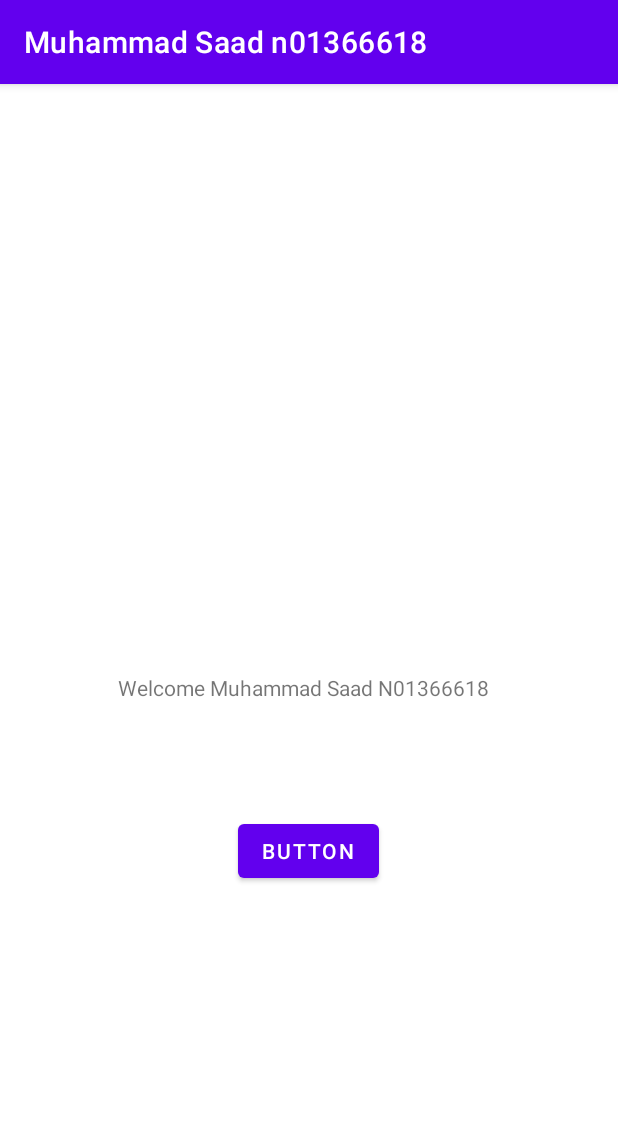
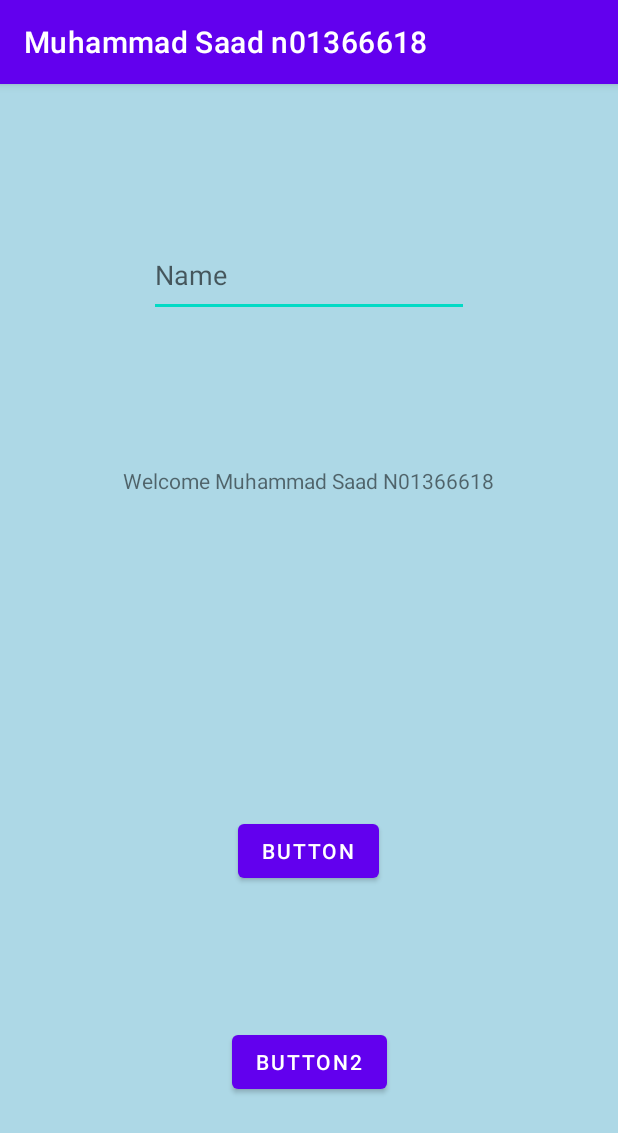
Before and after one commit to MuhammadSaad6618/MuhammadSaadAssign1, an Android app: the screen it shows after launch (MuhammadActivity), on a phone screen of 412 x 824 dp. Shown: the top 1133 px of the screen. Run offline under Robolectric (Android 15) with nearby library versions, the light colour scheme and no system bars.

Commit message:
At this point I have completed my main activity with all the specifications and added comments in xml files and java files of my name and student#.

```diff
--- a/Muhammadlab11/src/main/res/layout/activity_main.xml
+++ b/Muhammadlab11/src/main/res/layout/activity_main.xml
@@ -1,10 +1,15 @@
 <?xml version="1.0" encoding="utf-8"?>
+<!--Name: Muhammad Saad
+    Course: CENg258-RNA -->
 <androidx.constraintlayout.widget.ConstraintLayout xmlns:android="http://schemas.android.com/apk/res/android"
     xmlns:app="http://schemas.android.com/apk/res-auto"
     xmlns:tools="http://schemas.android.com/tools"
     android:layout_width="match_parent"
     android:layout_height="match_parent"
-    tools:context=".MuhammadActivity">
+    tools:context=".MuhammadActivity"
+    android:id="@+id/MuhammadLayout"
+    android:background="#add8e6	 ">
+
 
     <TextView
         android:id="@+id/MuhammadTV"
@@ -13,16 +18,17 @@
         android:layout_marginBottom="356dp"
         android:text="@string/tv_label"
         app:layout_constraintBottom_toBottomOf="parent"
-        app:layout_constraintHorizontal_bias="0.476"
+        app:layout_constraintHorizontal_bias="0.496"
         app:layout_constraintLeft_toLeftOf="parent"
         app:layout_constraintRight_toRightOf="parent"
         app:layout_constraintTop_toTopOf="parent"
-        app:layout_constraintVertical_bias="1.0" />
+        app:layout_constraintVertical_bias="0.648" />
 
     <Button
-        android:id="@+id/button"
+        android:id="@+id/MuhammadButton"
         android:layout_width="wrap_content"
         android:layout_height="wrap_content"
+        android:onClick="myToastMsg"
         android:text="@string/btn_main"
         app:layout_constraintBottom_toBottomOf="parent"
         app:layout_constraintEnd_toEndOf="parent"
@@ -31,4 +37,28 @@
         app:layout_constraintTop_toTopOf="parent"
         app:layout_constraintVertical_bias="0.677" />
 
+    <EditText
+        android:id="@+id/MuhammadET"
+        android:layout_width="213dp"
+        android:layout_height="55dp"
+        android:ems="10"
+        android:inputType="textPersonName"
+        android:hint="@string/Et"
+        app:layout_constraintBottom_toTopOf="@+id/MuhammadTV"
+        app:layout_constraintEnd_toEndOf="parent"
+        app:layout_constraintStart_toStartOf="parent"
+        app:layout_constraintTop_toTopOf="parent" />
+
+    <Button
+        android:id="@+id/MuhammadButton2"
+        android:layout_width="wrap_content"
+        android:layout_height="wrap_content"
+        android:onClick="mySnack"
+        android:text="@string/btn2"
+        app:layout_constraintBottom_toBottomOf="parent"
+        app:layout_constraintEnd_toEndOf="parent"
+        app:layout_constraintStart_toStartOf="parent"
+        app:layout_constraintTop_toBottomOf="@+id/MuhammadButton" />
+
+
 </androidx.constraintlayout.widget.ConstraintLayout>
--- a/Muhammadlab11/src/main/res/layout/activity_saad.xml
+++ b/Muhammadlab11/src/main/res/layout/activity_saad.xml
@@ -1,9 +1,12 @@
 <?xml version="1.0" encoding="utf-8"?>
+<!--Name: Muhammad Saad
+    Course: CENg258-RNA -->
 <androidx.constraintlayout.widget.ConstraintLayout xmlns:android="http://schemas.android.com/apk/res/android"
     xmlns:app="http://schemas.android.com/apk/res-auto"
     xmlns:tools="http://schemas.android.com/tools"
     android:layout_width="match_parent"
     android:layout_height="match_parent"
-    tools:context=".SaadActivity">
+    tools:context=".SaadActivity"
+    android:id="@+id/MuhammadLayout2">
 
 </androidx.constraintlayout.widget.ConstraintLayout>
--- a/Muhammadlab11/src/main/res/values/colors.xml
+++ b/Muhammadlab11/src/main/res/values/colors.xml
@@ -11,4 +11,7 @@
     <color name="teal_700">#FF018786</color>
     <color name="black">#FF000000</color>
     <color name="white">#FFFFFFFF</color>
+
+
+
 </resources>
--- a/Muhammadlab11/src/main/res/values/strings.xml
+++ b/Muhammadlab11/src/main/res/values/strings.xml
@@ -6,4 +6,10 @@
     <string name="app_name">Muhammad Saad n01366618</string>
     <string name="tv_label">Welcome Muhammad Saad N01366618</string>
     <string name="btn_main">Button</string>
+    <string name="editTextLabel">Type some text</string>
+    <string name="Et">Name</string>
+    <string name="btn2">Button2</string>
+    <string name="url">https://www.wwe.com/</string>
+    <string name="SbarContent">Muhammad Saad, 2nd activity launching</string>
+    <string name="LogdText">In the onStop() event meaning in background</string>
 </resources>
```
Also changed, not shown: Muhammadlab11/src/main/java/muhammad/saad/n01366618/MuhammadActivity.java (+48 -0 lines).
